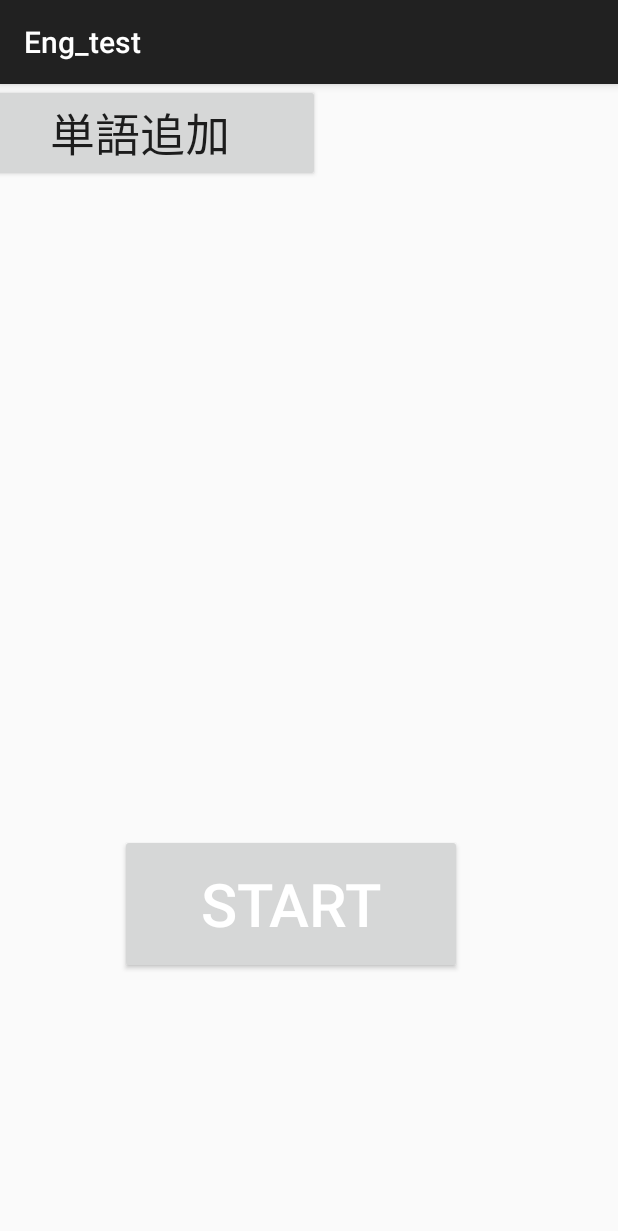
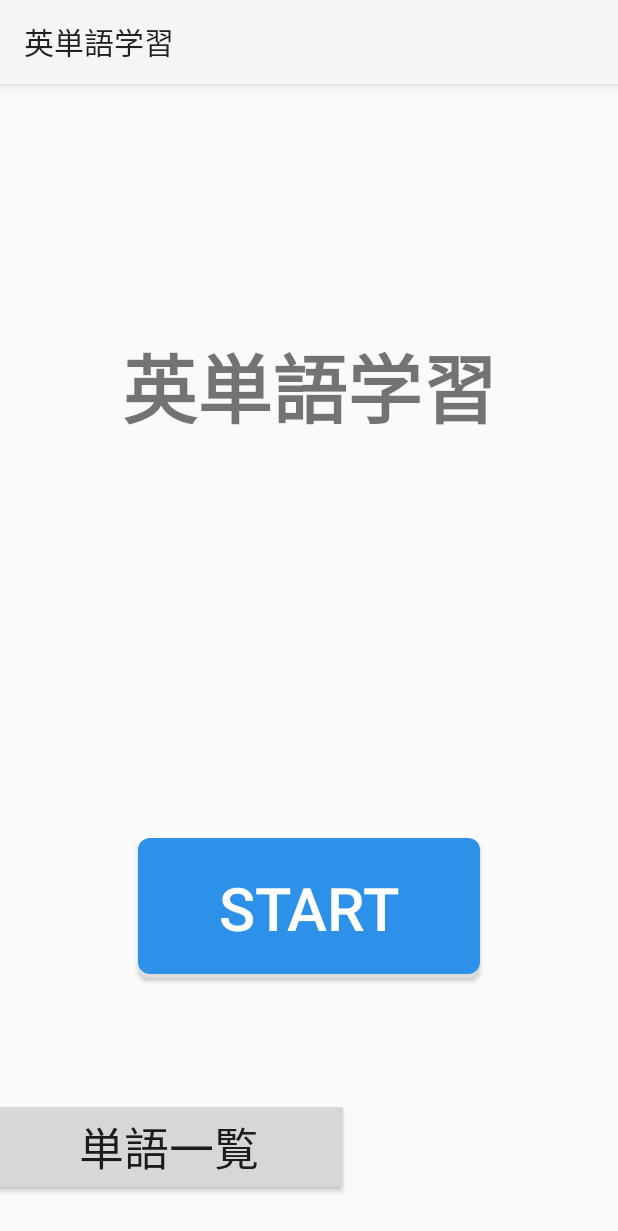
Before and after one commit to Ishihar/Quizsc, an Android app: the screen it shows after launch (TitleActivity), on a phone screen of 412 x 824 dp. Shown: the top 1231 px of the screen. Run offline under Robolectric (Android 15) with nearby library versions, the phone set to English and light mode, and no system bars.

Commit message:
メイン画面　タイトル修正

```diff
--- a/app/src/main/AndroidManifest.xml
+++ b/app/src/main/AndroidManifest.xml
@@ -4,11 +4,11 @@
 
     <application
         android:allowBackup="true"
-        android:icon="@mipmap/ic_launcher"
-        android:label="@string/app_name"
+        android:icon="@drawable/sharp_school_24"
+        android:label="英単語学習"
         android:roundIcon="@mipmap/ic_launcher_round"
         android:supportsRtl="true"
-        android:theme="@style/Theme.AppCompat.Light.DarkActionBar">
+        android:theme="@style/Theme.AppCompat.DayNight">
         <activity android:name=".TitleActivity">
             <intent-filter>
                 <action android:name="android.intent.action.MAIN"/>
--- /dev/null
+++ b/app/src/main/res/drawable/button.xml
@@ -0,0 +1,42 @@
+<selector xmlns:android="http://schemas.android.com/apk/res/android">
+
+    <item android:state_pressed="true">
+        <layer-list>
+            <item android:top="3dp">
+                <shape>
+                    <solid android:color="#7cc1fd" />
+                    <corners android:radius="8dp" />
+                </shape>
+            </item>
+        </layer-list>
+    </item>
+
+    <item android:state_focused="true">
+        <layer-list>
+            <item android:top="3dp">
+                <shape>
+                    <solid android:color="#2e91e9" />
+                    <corners android:radius="8dp" />
+                </shape>
+            </item>
+        </layer-list>
+    </item>
+
+    <item>
+        <layer-list>
+            <item>
+                <shape>
+                    <solid android:color="#dddddd" />
+                    <corners android:radius="8dp"/>
+                </shape>
+            </item>
+            <item android:bottom="3dp">
+                <shape>
+                    <solid android:color="#2e91e9" />
+                    <corners android:radius="8dp"/>
+                </shape>
+            </item>
+        </layer-list>
+    </item>
+
+</selector>
--- a/app/src/main/res/layout/activity_title.xml
+++ b/app/src/main/res/layout/activity_title.xml
@@ -23,25 +23,46 @@
             android:text="start"
             android:textAlignment="center"
             android:textColor="?android:attr/textColorPrimaryInverseDisableOnly"
+            android:background="@drawable/button"
             android:textSize="40dp"
             app:layout_constraintBottom_toBottomOf="parent"
-            app:layout_constraintHorizontal_bias="0.434"
             app:layout_constraintLeft_toLeftOf="parent"
             app:layout_constraintRight_toRightOf="parent"
             app:layout_constraintTop_toTopOf="parent"
-            app:layout_constraintVertical_bias="0.741"/>
+            app:layout_constraintVertical_bias="0.745"/>
 
         <Button
             android:id="@+id/bt_add"
             android:layout_width="239dp"
             android:layout_height="wrap_content"
-            android:layout_marginRight="199dp"
+            android:layout_marginRight="180dp"
+            android:layout_marginTop="51dp"
             android:layout_weight="0.1"
             android:onClick="onClick"
-            android:text="単語追加"
+            android:text="単語一覧"
             android:textSize="30dp"
             app:layout_constraintRight_toRightOf="parent"
-            tools:layout_editor_absoluteY="773dp"/>
+            app:layout_constraintTop_toBottomOf="@+id/bt_start"
+            app:layout_constraintBottom_toBottomOf="parent"
+            android:layout_marginBottom="8dp"
+            app:layout_constraintVertical_bias="0.605"/>
+
+        <TextView
+            android:id="@+id/textView"
+            android:layout_width="383dp"
+            android:layout_height="173dp"
+            android:text="英単語学習"
+            android:textAlignment="center"
+            android:textSize="50sp"
+            android:textStyle="bold"
+            app:layout_constraintTop_toTopOf="parent"
+            android:layout_marginTop="8dp"
+            android:layout_marginBottom="8dp"
+            app:layout_constraintBottom_toTopOf="@+id/bt_start"
+            android:layout_marginLeft="8dp"
+            app:layout_constraintLeft_toLeftOf="parent"
+            android:layout_marginRight="8dp"
+            app:layout_constraintRight_toRightOf="parent"/>
     </android.support.constraint.ConstraintLayout>
 
 </LinearLayout>
```
Also changed, not shown: app/src/main/java/com/example/a171y005/quizsc/MainActivity.java (+11 -15 lines), app/src/main/res/drawable/baseline_close_24.xml (added, +10 -0 lines), app/src/main/res/drawable/outline_radio_button_unchecked_24.xml (added, +10 -0 lines), app/src/main/res/drawable/sharp_school_24.xml (added, +10 -0 lines), app/src/main/res/layout/activity_main.xml (+34 -36 lines), app/src/main/res/layout/activity_result.xml (+23 -16 lines).
